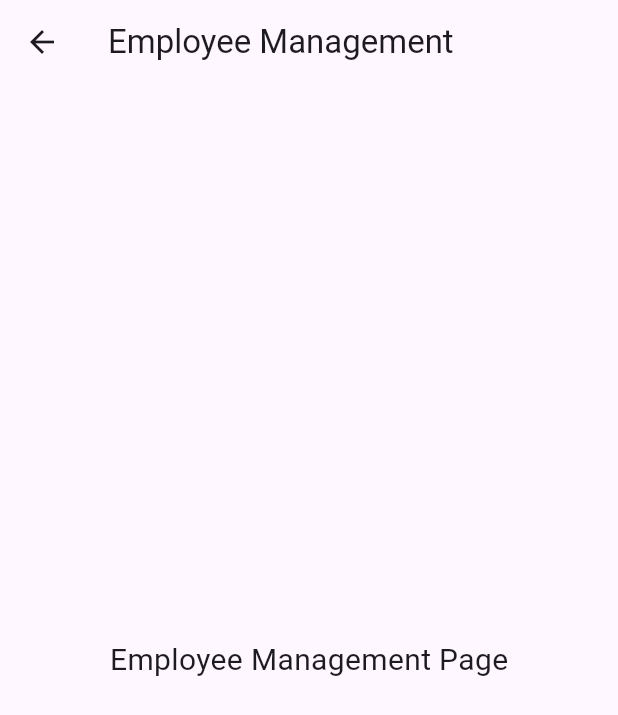
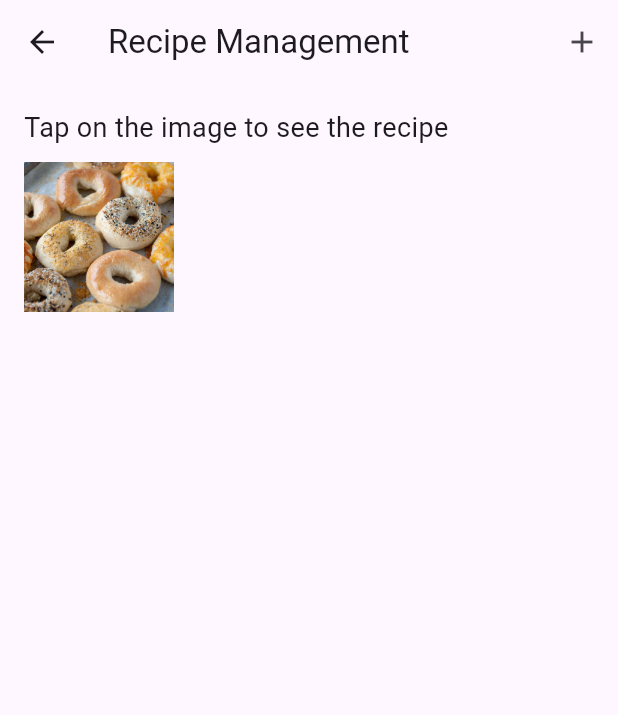
Before and after one commit to Jayjolie1026/BakeryManagement, a Flutter app: the BakeryHomePage screen opened directly, after a tap on "Manage Recipes", on a phone screen of 412 x 824 dp. Shown: the top 715 px of the screen. Run offline on Flutter 3.47's test engine with Material 3 defaults, Android fonts, the phone set to English and light mode, and no system bars.

Commit message:
recipe page modifications

```diff
--- a/bakery_management/lib/main.dart
+++ b/bakery_management/lib/main.dart
@@ -16,7 +16,7 @@ class BakeryManagementApp extends StatelessWidget {
       theme: ThemeData(
         primarySwatch: Colors.brown,
       ),
-      home: const SignInPage(),  //BakeryHomePage()
+      home: const SignInPage(),  //BakeryHomePage(),
     );
   }
 }
@@ -124,7 +124,7 @@ class BakeryHomePage extends StatelessWidget {
                 // Navigate to Employee Management Page
                 Navigator.push(
                   context,
-                  MaterialPageRoute(builder: (context) => const EmployeesPage()),
+                  MaterialPageRoute(builder: (context) => const RecipePage()),
                 );
               },
               child: const Text('Manage Recipes'),
@@ -171,18 +171,138 @@ class InventoryPage extends StatelessWidget {
   }
 }
 
-class EmployeesPage extends StatelessWidget {
-  const EmployeesPage({super.key});
+class RecipePage extends StatelessWidget {
+  const RecipePage({super.key});
 
   @override
   Widget build(BuildContext context) {
     return Scaffold(
       appBar: AppBar(
-        title: const Text('Employee Management'),
+        title: const Text('Recipe Management'),
+        actions: [
+          IconButton(
+            icon: const Icon(Icons.add), // Plus icon
+            onPressed: () {
+              // Navigate to AddRecipePage when the button is pressed
+              Navigator.push(
+                context,
+                MaterialPageRoute(
+                  builder: (context) => const AddRecipePage(),
+                ),
+              );
+            },
+          ),
+        ],
+      ),
+      body: Padding(
+        padding: const EdgeInsets.all(16.0), // Add some padding around the body
+        child: Column(
+          crossAxisAlignment: CrossAxisAlignment.start, // Align content to the left
+          children: [
+            const Text(
+              'Tap on the image to see the recipe',
+              style: TextStyle(fontSize: 18),
+            ),
+            const SizedBox(height: 10), // Space between the text and image
+            GestureDetector(
+              onTap: () {
+                // Navigate to the detailed recipe page
+                Navigator.push(
+                  context,
+                  MaterialPageRoute(
+                    builder: (context) => const DetailedRecipePage(),
+                  ),
+                );
+              },
+              child: Image.asset(
+                'assets/bagel3.jpg', // Replace with your image path
+                width: 100, // Set image width
+                height: 100, // Set image height
+              ),
+            ),
+          ],
+        ),
+      ),
+    );
+  }
+}
+
+class DetailedRecipePage extends StatelessWidget {
+  const DetailedRecipePage({super.key});
+
+  @override
+  Widget build(BuildContext context) {
+    return Scaffold(
+      appBar: AppBar(
+        title: const Text('Bagels Recipe and Directions'),
+      ),
+      body: SingleChildScrollView( // Use SingleChildScrollView to handle scrolling if content is long
+        padding: const EdgeInsets.all(16.0), // Add padding to the body
+        child: Column(
+          crossAxisAlignment: CrossAxisAlignment.start, // Align content to the left
+          children: [
+            // Image section
+            Image.asset(
+              'assets/bagel3.jpg', // Replace with your image path
+              width: double.infinity, // Make the image take up full width
+              height: 200, // Set a fixed height for the image
+              fit: BoxFit.cover, // Make the image cover the available space
+            ),
+            const SizedBox(height: 20), // Space between the image and the headers
+
+            // Ingredients header
+            const Text(
+              'Ingredients',
+              style: TextStyle(
+                fontSize: 24,
+                fontWeight: FontWeight.bold,
+              ),
+            ),
+            const SizedBox(height: 10), // Space between the header and content
+
+            // Placeholder for ingredients (You can populate this later with API data)
+            const Text(
+              'Loading ingredients...', // Placeholder text
+              style: TextStyle(fontSize: 18),
+            ),
+            const SizedBox(height: 20), // Space between ingredients and directions
+
+            // Directions header
+            const Text(
+              'Directions',
+              style: TextStyle(
+                fontSize: 24,
+                fontWeight: FontWeight.bold,
+              ),
+            ),
+            const SizedBox(height: 10), // Space between the header and content
+
+            // Placeholder for directions (You can populate this later with API data)
+            const Text(
+              'Loading directions...', // Placeholder text
+              style: TextStyle(fontSize: 18),
+            ),
+          ],
+        ),
+      ),
+    );
+  }
+}
+
+
+// New page to add a recipe
+class AddRecipePage extends StatelessWidget {
+  const AddRecipePage({super.key});
+
+  @override
+  Widget build(BuildContext context) {
+    return Scaffold(
+      appBar: AppBar(
+        title: const Text('Add Recipe'),
       ),
       body: const Center(
         child: Text(
-          'Employee Management Page',
+          'Add recipe here',
           style: TextStyle(fontSize: 20),
         ),
       ),
--- a/bakery_management/pubspec.yaml
+++ b/bakery_management/pubspec.yaml
@@ -62,6 +62,7 @@ flutter:
   assets:
     - assets/logo1.png
     - assets/bread2.png
+    - assets/bagel3.jpg
 
   # To add assets to your application, add an assets section, like this:
   # assets:
```
Also changed, not shown: bakery_management/assets/bagel3.jpg (added), 1 other file.
